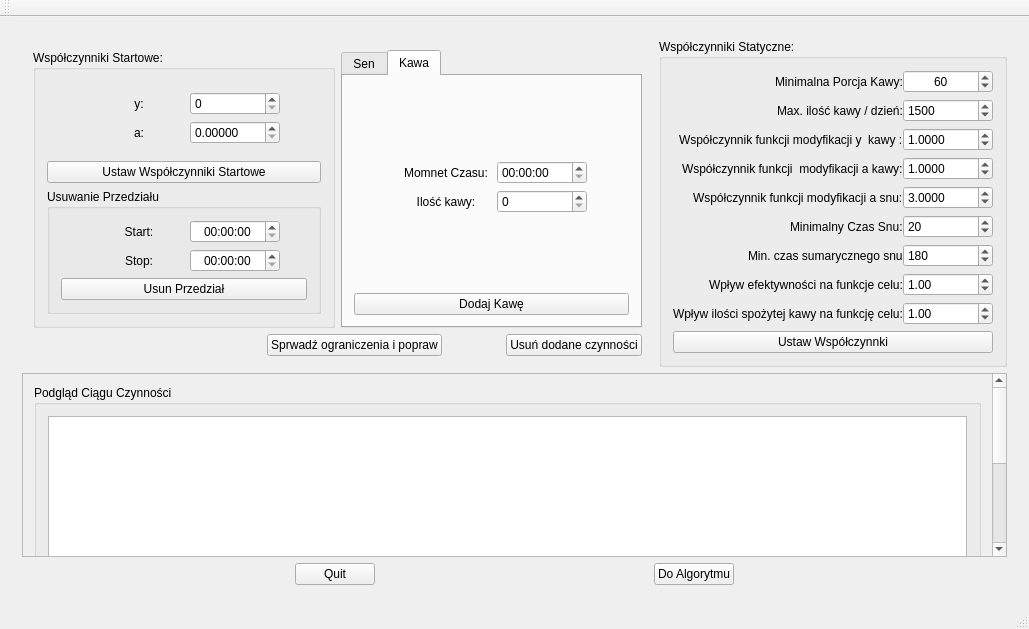
This is Qt_/Aplikacja_graficzna/MainWindow.ui in MichalMachura/MMWD as Qt 5 draws it before an edit. The edited form follows.
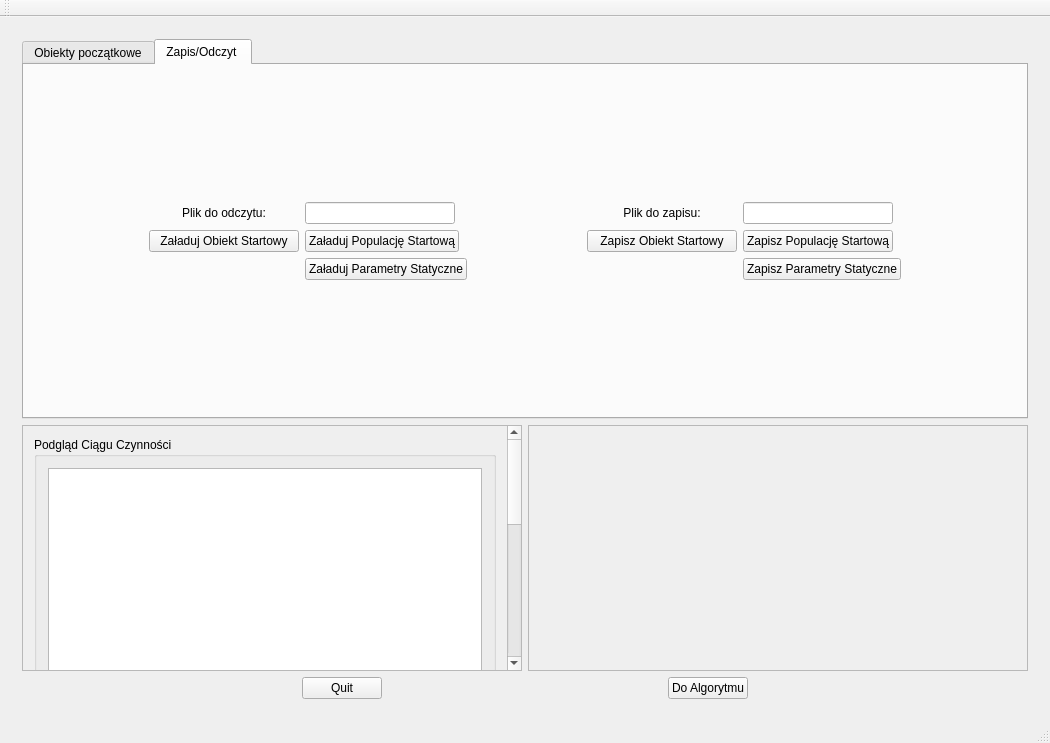
This is the edited form. The open tabs and pages were chosen to show the change. Custom widgets are drawn as their Qt base class.

Diff of the .ui file:
```diff
--- a/Qt_/Aplikacja_graficzna/MainWindow.ui
+++ b/Qt_/Aplikacja_graficzna/MainWindow.ui
@@ -6,8 +6,8 @@
    <rect>
     <x>0</x>
     <y>0</y>
-    <width>1029</width>
-    <height>629</height>
+    <width>1050</width>
+    <height>743</height>
    </rect>
   </property>
   <property name="windowTitle">
@@ -25,6 +25,16 @@
         <item>
          <layout class="QVBoxLayout" name="verticalLayout">
           <item>
+           <widget class="QTabWidget" name="tabWidget">
+            <property name="currentIndex">
+             <number>0</number>
+            </property>
+            <widget class="QWidget" name="tab_4">
+             <attribute name="title">
+              <string>Obiekty początkowe</string>
+             </attribute>
+             <layout class="QVBoxLayout" name="verticalLayout_20">
+              <item>
            <layout class="QHBoxLayout" name="horizontalLayout_2">
             <item>
              <widget class="QWidget" name="ManipulacjaObiektemStartowym" native="true">
@@ -32,6 +42,8 @@
                <item>
                 <layout class="QHBoxLayout" name="horizontalLayout_3">
                  <item>
+                      <layout class="QVBoxLayout" name="verticalLayout_17">
+                       <item>
                   <widget class="QGroupBox" name="factors">
                    <property name="sizePolicy">
                     <sizepolicy hsizetype="Minimum" vsizetype="Minimum">
@@ -93,8 +105,8 @@
                         <property name="maximum">
                          <number>100</number>
                         </property>
-                        <property name="y_value" stdset="0">
-                         <UInt>5</UInt>
+                              <property name="value">
+                               <number>50</number>
                         </property>
                        </widget>
                       </item>
@@ -135,7 +147,10 @@
                          </size>
                         </property>
                         <property name="decimals">
-                         <number>5</number>
+                               <number>4</number>
+                              </property>
+                              <property name="minimum">
+                               <double>0.100000000000000</double>
                         </property>
                        </widget>
                       </item>
@@ -148,6 +163,9 @@
                       </property>
                      </widget>
                     </item>
+                         </layout>
+                        </widget>
+                       </item>
                     <item>
                      <widget class="QGroupBox" name="deletingRange">
                       <property name="title">
@@ -245,7 +263,6 @@
                      </widget>
                     </item>
                    </layout>
-                  </widget>
                  </item>
                  <item>
                   <layout class="QVBoxLayout" name="verticalLayout_7">
@@ -258,7 +275,7 @@
                       </sizepolicy>
                      </property>
                      <property name="currentIndex">
-                      <number>1</number>
+                          <number>2</number>
                      </property>
                      <widget class="QWidget" name="tab_2">
                       <attribute name="title">
@@ -341,6 +358,13 @@
                            <property name="alignment">
                             <set>Qt::AlignCenter</set>
                            </property>
+                               <property name="time">
+                                <time>
+                                 <hour>8</hour>
+                                 <minute>0</minute>
+                                 <second>0</second>
+                                </time>
+                               </property>
                           </widget>
                          </item>
                         </layout>
@@ -403,6 +427,13 @@
                              <height>0</height>
                             </size>
                            </property>
+                               <property name="time">
+                                <time>
+                                 <hour>12</hour>
+                                 <minute>15</minute>
+                                 <second>0</second>
+                                </time>
+                               </property>
                           </widget>
                          </item>
                          <item row="1" column="0">
@@ -444,6 +475,9 @@
                            <property name="maximum">
                             <number>1500</number>
                            </property>
+                               <property name="value">
+                                <number>60</number>
+                               </property>
                           </widget>
                          </item>
                         </layout>
@@ -457,6 +491,20 @@
                        </item>
                       </layout>
                      </widget>
+                         <widget class="QWidget" name="tab_3">
+                          <attribute name="title">
+                           <string>Losowa czynność</string>
+                          </attribute>
+                          <layout class="QVBoxLayout" name="verticalLayout_18">
+                           <item>
+                            <widget class="QPushButton" name="addRandom">
+                             <property name="text">
+                              <string>Dodaj Losową Czynność</string>
+                             </property>
+                            </widget>
+                           </item>
+                          </layout>
+                         </widget>
                     </widget>
                    </item>
                   </layout>
@@ -478,65 +526,6 @@
                    </property>
                   </spacer>
                  </item>
-                 <item>
-                  <spacer name="horizontalSpacer_6">
-                   <property name="orientation">
-                    <enum>Qt::Horizontal</enum>
-                   </property>
-                   <property name="sizeHint" stdset="0">
-                    <size>
-                     <width>40</width>
-                     <height>20</height>
-                    </size>
-                   </property>
-                  </spacer>
-                 </item>
-                 <item>
-                  <spacer name="horizontalSpacer_7">
-                   <property name="orientation">
-                    <enum>Qt::Horizontal</enum>
-                   </property>
-                   <property name="sizeHint" stdset="0">
-                    <size>
-                     <width>40</width>
-                     <height>20</height>
-                    </size>
-                   </property>
-                  </spacer>
-                 </item>
-                 <item>
-                  <spacer name="horizontalSpacer_8">
-                   <property name="orientation">
-                    <enum>Qt::Horizontal</enum>
-                   </property>
-                   <property name="sizeHint" stdset="0">
-                    <size>
-                     <width>40</width>
-                     <height>20</height>
-                    </size>
-                   </property>
-                  </spacer>
-                 </item>
-                 <item>
-                  <widget class="QPushButton" name="check">
-                   <property name="text">
-                    <string>Sprwadź ograniczenia i popraw</string>
-                   </property>
-                  </widget>
-                 </item>
-                 <item>
-                  <spacer name="horizontalSpacer_5">
-                   <property name="orientation">
-                    <enum>Qt::Horizontal</enum>
-                   </property>
-                   <property name="sizeHint" stdset="0">
-                    <size>
-                     <width>40</width>
-                     <height>20</height>
-                    </size>
-                   </property>
-                  </spacer>
-                 </item>
                  <item>
                   <widget class="QPushButton" name="removeAddedActions">
                    <property name="text">
@@ -544,6 +533,46 @@
                    </property>
                   </widget>
                  </item>
+                     <item>
+                      <spacer name="horizontalSpacer_5">
+                       <property name="orientation">
+                        <enum>Qt::Horizontal</enum>
+                       </property>
+                       <property name="sizeHint" stdset="0">
+                        <size>
+                         <width>40</width>
+                         <height>20</height>
+                        </size>
+                       </property>
+                      </spacer>
+                     </item>
+                     <item>
+                      <widget class="QPushButton" name="check">
+                       <property name="text">
+                        <string>Sprwadź ograniczenia i popraw</string>
+                       </property>
+                      </widget>
+                     </item>
+                     <item>
+                      <spacer name="horizontalSpacer_14">
+                       <property name="orientation">
+                        <enum>Qt::Horizontal</enum>
+                       </property>
+                       <property name="sizeHint" stdset="0">
+                        <size>
+                         <width>40</width>
+                         <height>20</height>
+                        </size>
+                       </property>
+                      </spacer>
+                     </item>
+                     <item>
+                      <widget class="QPushButton" name="addToList">
+                       <property name="text">
+                        <string>Dodaj do listy</string>
+                       </property>
+                      </widget>
+                     </item>
                 </layout>
                </item>
               </layout>
@@ -569,6 +598,9 @@
               <property name="title">
                <string>Współczynniki Statyczne:</string>
               </property>
+                  <property name="alignment">
+                   <set>Qt::AlignCenter</set>
+                  </property>
               <layout class="QVBoxLayout" name="verticalLayout_6">
                <item>
                 <layout class="QFormLayout" name="formLayout">
@@ -626,6 +658,9 @@
                    <property name="maximum">
                     <number>1500</number>
                    </property>
+                       <property name="singleStep">
+                        <number>10</number>
+                       </property>
                    <property name="value">
                     <number>60</number>
                    </property>
@@ -704,6 +739,9 @@
                    <property name="maximum">
                     <number>12000</number>
                    </property>
+                       <property name="singleStep">
+                        <number>50</number>
+                       </property>
                    <property name="value">
                     <number>1500</number>
                    </property>
@@ -718,13 +756,13 @@
                     </sizepolicy>
                    </property>
                    <property name="decimals">
-                    <number>4</number>
+                        <number>1</number>
                    </property>
                    <property name="maximum">
-                    <double>20.000000000000000</double>
+                        <double>10.000000000000000</double>
                    </property>
                    <property name="singleStep">
-                    <double>0.010000000000000</double>
+                        <double>0.500000000000000</double>
                    </property>
                    <property name="value">
                     <double>1.000000000000000</double>
@@ -740,13 +778,16 @@
                     </sizepolicy>
                    </property>
                    <property name="decimals">
-                    <number>4</number>
+                        <number>2</number>
+                       </property>
+                       <property name="minimum">
+                        <double>0.200000000000000</double>
                    </property>
                    <property name="maximum">
-                    <double>20.000000000000000</double>
+                        <double>1.000000000000000</double>
                    </property>
                    <property name="singleStep">
-                    <double>0.001000000000000</double>
+                        <double>0.100000000000000</double>
                    </property>
                    <property name="value">
                     <double>1.000000000000000</double>
@@ -762,16 +803,16 @@
                     </sizepolicy>
                    </property>
                    <property name="decimals">
-                    <number>4</number>
+                        <number>1</number>
                    </property>
                    <property name="minimum">
-                    <double>0.000000000000000</double>
+                        <double>0.500000000000000</double>
                    </property>
                    <property name="maximum">
-                    <double>20.000000000000000</double>
+                        <double>5.000000000000000</double>
                    </property>
                    <property name="singleStep">
-                    <double>0.010000000000000</double>
+                        <double>0.100000000000000</double>
                    </property>
                    <property name="value">
                     <double>3.000000000000000</double>
@@ -879,9 +920,18 @@
                </item>
                <item>
                 <widget class="QPushButton" name="set_static_factors">
+                     <property name="sizePolicy">
+                      <sizepolicy hsizetype="Minimum" vsizetype="Fixed">
+                       <horstretch>0</horstretch>
+                       <verstretch>0</verstretch>
+                      </sizepolicy>
+                     </property>
                  <property name="text">
                   <string>Ustaw Współczynnki</string>
                  </property>
+                     <property name="checkable">
+                      <bool>false</bool>
+                     </property>
                 </widget>
                </item>
               </layout>
@@ -889,6 +939,224 @@
             </item>
            </layout>
           </item>
+             </layout>
+            </widget>
+            <widget class="QWidget" name="tab_5">
+             <attribute name="title">
+              <string>Zapis/Odczyt </string>
+             </attribute>
+             <layout class="QVBoxLayout" name="verticalLayout_21">
+              <item>
+               <layout class="QHBoxLayout" name="horizontalLayout_9">
+                <item>
+                 <layout class="QGridLayout" name="gridLayout_5">
+                  <item row="1" column="0">
+                   <widget class="QPushButton" name="loadStartObject">
+                    <property name="sizePolicy">
+                     <sizepolicy hsizetype="Maximum" vsizetype="Fixed">
+                      <horstretch>0</horstretch>
+                      <verstretch>0</verstretch>
+                     </sizepolicy>
+                    </property>
+                    <property name="minimumSize">
+                     <size>
+                      <width>150</width>
+                      <height>0</height>
+                     </size>
+                    </property>
+                    <property name="text">
+                     <string>Załaduj Obiekt Startowy</string>
+                    </property>
+                   </widget>
+                  </item>
+                  <item row="1" column="1">
+                   <widget class="QPushButton" name="loadStartPopulation">
+                    <property name="sizePolicy">
+                     <sizepolicy hsizetype="Maximum" vsizetype="Fixed">
+                      <horstretch>0</horstretch>
+                      <verstretch>0</verstretch>
+                     </sizepolicy>
+                    </property>
+                    <property name="minimumSize">
+                     <size>
+                      <width>150</width>
+                      <height>0</height>
+                     </size>
+                    </property>
+                    <property name="text">
+                     <string>Załaduj Populację Startową</string>
+                    </property>
+                   </widget>
+                  </item>
+                  <item row="0" column="0">
+                   <widget class="QLabel" name="label_24">
+                    <property name="sizePolicy">
+                     <sizepolicy hsizetype="Maximum" vsizetype="Preferred">
+                      <horstretch>0</horstretch>
+                      <verstretch>0</verstretch>
+                     </sizepolicy>
+                    </property>
+                    <property name="minimumSize">
+                     <size>
+                      <width>150</width>
+                      <height>0</height>
+                     </size>
+                    </property>
+                    <property name="text">
+                     <string>Plik do odczytu:</string>
+                    </property>
+                    <property name="alignment">
+                     <set>Qt::AlignCenter</set>
+                    </property>
+                   </widget>
+                  </item>
+                  <item row="0" column="1">
+                   <widget class="QLineEdit" name="loadFile">
+                    <property name="sizePolicy">
+                     <sizepolicy hsizetype="Maximum" vsizetype="Fixed">
+                      <horstretch>0</horstretch>
+                      <verstretch>0</verstretch>
+                     </sizepolicy>
+                    </property>
+                    <property name="minimumSize">
+                     <size>
+                      <width>150</width>
+                      <height>0</height>
+                     </size>
+                    </property>
+                    <property name="alignment">
+                     <set>Qt::AlignCenter</set>
+                    </property>
+                   </widget>
+                  </item>
+                  <item row="2" column="1">
+                   <widget class="QPushButton" name="loadStaticParameters">
+                    <property name="sizePolicy">
+                     <sizepolicy hsizetype="Maximum" vsizetype="Fixed">
+                      <horstretch>0</horstretch>
+                      <verstretch>0</verstretch>
+                     </sizepolicy>
+                    </property>
+                    <property name="minimumSize">
+                     <size>
+                      <width>150</width>
+                      <height>0</height>
+                     </size>
+                    </property>
+                    <property name="text">
+                     <string>Załaduj Parametry Statyczne</string>
+                    </property>
+                   </widget>
+                  </item>
+                 </layout>
+                </item>
+                <item>
+                 <layout class="QGridLayout" name="gridLayout_3">
+                  <item row="0" column="0">
+                   <widget class="QLabel" name="label_26">
+                    <property name="sizePolicy">
+                     <sizepolicy hsizetype="Maximum" vsizetype="Fixed">
+                      <horstretch>0</horstretch>
+                      <verstretch>0</verstretch>
+                     </sizepolicy>
+                    </property>
+                    <property name="minimumSize">
+                     <size>
+                      <width>150</width>
+                      <height>0</height>
+                     </size>
+                    </property>
+                    <property name="text">
+                     <string>Plik do zapisu:</string>
+                    </property>
+                    <property name="alignment">
+                     <set>Qt::AlignCenter</set>
+                    </property>
+                   </widget>
+                  </item>
+                  <item row="1" column="1">
+                   <widget class="QPushButton" name="saveStartPopulation">
+                    <property name="sizePolicy">
+                     <sizepolicy hsizetype="Maximum" vsizetype="Fixed">
+                      <horstretch>0</horstretch>
+                      <verstretch>0</verstretch>
+                     </sizepolicy>
+                    </property>
+                    <property name="minimumSize">
+                     <size>
+                      <width>150</width>
+                      <height>0</height>
+                     </size>
+                    </property>
+                    <property name="text">
+                     <string>Zapisz Populację Startową</string>
+                    </property>
+                   </widget>
+                  </item>
+                  <item row="1" column="0">
+                   <widget class="QPushButton" name="saveStartObject">
+                    <property name="sizePolicy">
+                     <sizepolicy hsizetype="Maximum" vsizetype="Fixed">
+                      <horstretch>0</horstretch>
+                      <verstretch>0</verstretch>
+                     </sizepolicy>
+                    </property>
+                    <property name="minimumSize">
+                     <size>
+                      <width>150</width>
+                      <height>0</height>
+                     </size>
+                    </property>
+                    <property name="text">
+                     <string>Zapisz Obiekt Startowy</string>
+                    </property>
+                   </widget>
+                  </item>
+                  <item row="2" column="1">
+                   <widget class="QPushButton" name="saveStaticParameters">
+                    <property name="sizePolicy">
+                     <sizepolicy hsizetype="Maximum" vsizetype="Fixed">
+                      <horstretch>0</horstretch>
+                      <verstretch>0</verstretch>
+                     </sizepolicy>
+                    </property>
+                    <property name="minimumSize">
+                     <size>
+                      <width>150</width>
+                      <height>0</height>
+                     </size>
+                    </property>
+                    <property name="text">
+                     <string>Zapisz Parametry Statyczne</string>
+                    </property>
+                   </widget>
+                  </item>
+                  <item row="0" column="1">
+                   <widget class="QLineEdit" name="saveFile">
+                    <property name="sizePolicy">
+                     <sizepolicy hsizetype="Maximum" vsizetype="Fixed">
+                      <horstretch>0</horstretch>
+                      <verstretch>0</verstretch>
+                     </sizepolicy>
+                    </property>
+                    <property name="minimumSize">
+                     <size>
+                      <width>150</width>
+                      <height>0</height>
+                     </size>
+                    </property>
+                   </widget>
+                  </item>
+                 </layout>
+                </item>
+               </layout>
+              </item>
+             </layout>
+            </widget>
+           </widget>
+          </item>
+          <item>
+           <layout class="QHBoxLayout" name="horizontalLayout_8">
           <item>
            <widget class="QScrollArea" name="WyswietlanieDayActions">
             <property name="widgetResizable">
@@ -899,8 +1167,8 @@
               <rect>
                <x>0</x>
                <y>0</y>
-               <width>972</width>
-               <height>357</height>
+                 <width>483</width>
+                 <height>607</height>
               </rect>
              </property>
              <layout class="QVBoxLayout" name="verticalLayout_3">
@@ -917,7 +1185,7 @@
                 </property>
                 <layout class="QVBoxLayout" name="verticalLayout_8">
                  <item>
-                  <widget class="QGraphicsView" name="graphicsView">
+                    <widget class="ScaleView" name="plotDayAction">
                    <property name="sizePolicy">
                     <sizepolicy hsizetype="Expanding" vsizetype="Fixed">
                      <horstretch>0</horstretch>
@@ -927,12 +1195,9 @@
                    <property name="minimumSize">
                     <size>
                      <width>0</width>
-                     <height>150</height>
-                    </size>
-                   </property>
-                   <property name="y_value" stdset="0">
-                    <UInt>0</UInt>
-                   </property>
+                       <height>250</height>
+                      </size>
+                     </property>
                   </widget>
                  </item>
                  <item>
@@ -943,7 +1208,7 @@
                    <property name="minimumSize">
                     <size>
                      <width>0</width>
-                     <height>150</height>
+                       <height>300</height>
                     </size>
                    </property>
                    <property name="cursor" stdset="0">
@@ -962,6 +1227,26 @@
            </widget>
           </item>
           <item>
+             <widget class="QScrollArea" name="scrollArea_2">
+              <property name="widgetResizable">
+               <bool>true</bool>
+              </property>
+              <widget class="QWidget" name="layout_populacji_startowej">
+               <property name="geometry">
+                <rect>
+                 <x>0</x>
+                 <y>0</y>
+                 <width>500</width>
+                 <height>266</height>
+                </rect>
+               </property>
+               <layout class="QVBoxLayout" name="verticalLayout_19"/>
+              </widget>
+             </widget>
+            </item>
+           </layout>
+          </item>
+          <item>
            <layout class="QHBoxLayout" name="DolnePrzyciski">
             <item>
              <spacer name="horizontalSpacer_2">
@@ -1092,7 +1377,7 @@
                <double>0.010000000000000</double>
               </property>
               <property name="value">
-               <double>1.000000000000000</double>
+               <double>0.000100000000000</double>
               </property>
              </widget>
             </item>
@@ -1144,6 +1429,12 @@
               <property name="maximum">
                <number>3000</number>
               </property>
+              <property name="singleStep">
+               <number>10</number>
+              </property>
+              <property name="value">
+               <number>100</number>
+              </property>
              </widget>
             </item>
             <item row="2" column="0">
@@ -1284,6 +1575,44 @@
               </property>
              </widget>
             </item>
+            <item row="5" column="1">
+             <widget class="QPushButton" name="saveGoalTrace">
+              <property name="sizePolicy">
+               <sizepolicy hsizetype="Maximum" vsizetype="Fixed">
+                <horstretch>0</horstretch>
+                <verstretch>0</verstretch>
+               </sizepolicy>
+              </property>
+              <property name="minimumSize">
+               <size>
+                <width>150</width>
+                <height>0</height>
+               </size>
+              </property>
+              <property name="text">
+               <string>ZAPISZ PRZEBIEG FUNKCJI CELU</string>
+              </property>
+             </widget>
+            </item>
+            <item row="5" column="0">
+             <widget class="QLabel" name="label_25">
+              <property name="sizePolicy">
+               <sizepolicy hsizetype="Maximum" vsizetype="Preferred">
+                <horstretch>0</horstretch>
+                <verstretch>0</verstretch>
+               </sizepolicy>
+              </property>
+              <property name="minimumSize">
+               <size>
+                <width>150</width>
+                <height>0</height>
+               </size>
+              </property>
+              <property name="text">
+               <string/>
+              </property>
+             </widget>
+            </item>
            </layout>
           </item>
           <item>
@@ -1355,7 +1684,7 @@
                <number>20</number>
               </property>
               <property name="value">
-               <number>3</number>
+               <number>10</number>
               </property>
              </widget>
             </item>
@@ -1461,11 +1790,17 @@
                <set>Qt::AlignCenter</set>
               </property>
               <property name="minimum">
-               <number>20</number>
+               <number>21</number>
               </property>
               <property name="maximum">
                <number>3000</number>
               </property>
+              <property name="singleStep">
+               <number>5</number>
+              </property>
+              <property name="value">
+               <number>200</number>
+              </property>
              </widget>
             </item>
             <item row="3" column="0">
@@ -1526,12 +1861,113 @@
                <set>Qt::AlignCenter</set>
               </property>
               <property name="value">
-               <number>1</number>
+               <number>2</number>
+              </property>
+             </widget>
+            </item>
+            <item row="4" column="0">
+             <widget class="QLabel" name="label_22">
+              <property name="sizePolicy">
+               <sizepolicy hsizetype="Maximum" vsizetype="Preferred">
+                <horstretch>0</horstretch>
+                <verstretch>0</verstretch>
+               </sizepolicy>
+              </property>
+              <property name="minimumSize">
+               <size>
+                <width>150</width>
+                <height>0</height>
+               </size>
+              </property>
+              <property name="text">
+               <string>Plik do odczytu:</string>
+              </property>
+              <property name="alignment">
+               <set>Qt::AlignCenter</set>
+              </property>
+             </widget>
+            </item>
+            <item row="4" column="1">
+             <widget class="QLineEdit" name="loadParamAlgFile">
+              <property name="sizePolicy">
+               <sizepolicy hsizetype="Maximum" vsizetype="Fixed">
+                <horstretch>0</horstretch>
+                <verstretch>0</verstretch>
+               </sizepolicy>
+              </property>
+              <property name="minimumSize">
+               <size>
+                <width>150</width>
+                <height>0</height>
+               </size>
+              </property>
+             </widget>
+            </item>
+            <item row="5" column="1">
+             <widget class="QPushButton" name="loadAlgSettings">
+              <property name="sizePolicy">
+               <sizepolicy hsizetype="Fixed" vsizetype="Fixed">
+                <horstretch>0</horstretch>
+                <verstretch>0</verstretch>
+               </sizepolicy>
+              </property>
+              <property name="minimumSize">
+               <size>
+                <width>150</width>
+                <height>0</height>
+               </size>
+              </property>
+              <property name="maximumSize">
+               <size>
+                <width>150</width>
+                <height>16777215</height>
+               </size>
+              </property>
+              <property name="text">
+               <string>ZAŁADUJ USTAWIENIA</string>
+              </property>
+              <property name="checkable">
+               <bool>false</bool>
+              </property>
+              <property name="autoExclusive">
+               <bool>false</bool>
+              </property>
+              <property name="default">
+               <bool>false</bool>
+              </property>
+             </widget>
+            </item>
+            <item row="5" column="0">
+             <widget class="QLabel" name="label_23">
+              <property name="sizePolicy">
+               <sizepolicy hsizetype="Maximum" vsizetype="Preferred">
+                <horstretch>0</horstretch>
+                <verstretch>0</verstretch>
+               </sizepolicy>
+              </property>
+              <property name="minimumSize">
+               <size>
+                <width>150</width>
+                <height>0</height>
+               </size>
+              </property>
+              <property name="text">
+               <string/>
               </property>
              </widget>
             </item>
            </layout>
           </item>
+          <item>
+           <widget class="ScaleView" name="trace">
+            <property name="sizePolicy">
+             <sizepolicy hsizetype="MinimumExpanding" vsizetype="MinimumExpanding">
+              <horstretch>0</horstretch>
+              <verstretch>0</verstretch>
+             </sizepolicy>
+            </property>
+           </widget>
+          </item>
          </layout>
         </item>
         <item>
@@ -1586,8 +2022,8 @@
               <rect>
                <x>0</x>
                <y>0</y>
-               <width>474</width>
-               <height>441</height>
+               <width>484</width>
+               <height>707</height>
               </rect>
              </property>
              <layout class="QVBoxLayout" name="verticalLayout_10">
@@ -1604,7 +2040,7 @@
                 </property>
                 <layout class="QVBoxLayout" name="verticalLayout_16">
                  <item>
-                  <widget class="QGraphicsView" name="plotTheBest">
+                  <widget class="ScaleView" name="plotTheBest">
                    <property name="sizePolicy">
                     <sizepolicy hsizetype="Expanding" vsizetype="Fixed">
                      <horstretch>0</horstretch>
@@ -1614,7 +2050,7 @@
                    <property name="minimumSize">
                     <size>
                      <width>0</width>
-                     <height>150</height>
+                     <height>250</height>
                     </size>
                    </property>
                   </widget>
@@ -1630,7 +2066,7 @@
                    <property name="minimumSize">
                     <size>
                      <width>0</width>
-                     <height>150</height>
+                     <height>400</height>
                     </size>
                    </property>
                   </widget>
@@ -1652,8 +2088,8 @@
               <rect>
                <x>0</x>
                <y>0</y>
-               <width>490</width>
-               <height>328</height>
+               <width>501</width>
+               <height>310</height>
               </rect>
              </property>
              <layout class="QVBoxLayout" name="verticalLayout_15"/>
@@ -1756,7 +2192,7 @@
     <rect>
      <x>0</x>
      <y>0</y>
-     <width>1029</width>
+     <width>1050</width>
      <height>21</height>
     </rect>
    </property>
@@ -1772,6 +2208,13 @@
   <widget class="QStatusBar" name="statusBar"/>
  </widget>
  <layoutdefault spacing="6" margin="11"/>
+ <customwidgets>
+  <customwidget>
+   <class>ScaleView</class>
+   <extends>QGraphicsView</extends>
+   <header location="global">MainWindow.hpp</header>
+  </customwidget>
+ </customwidgets>
  <resources/>
  <connections>
   <connection>
```
Left out of the diff: 8 changed lines with no effect on the pictures. Lines whose indentation alone changed are shown as unchanged.
